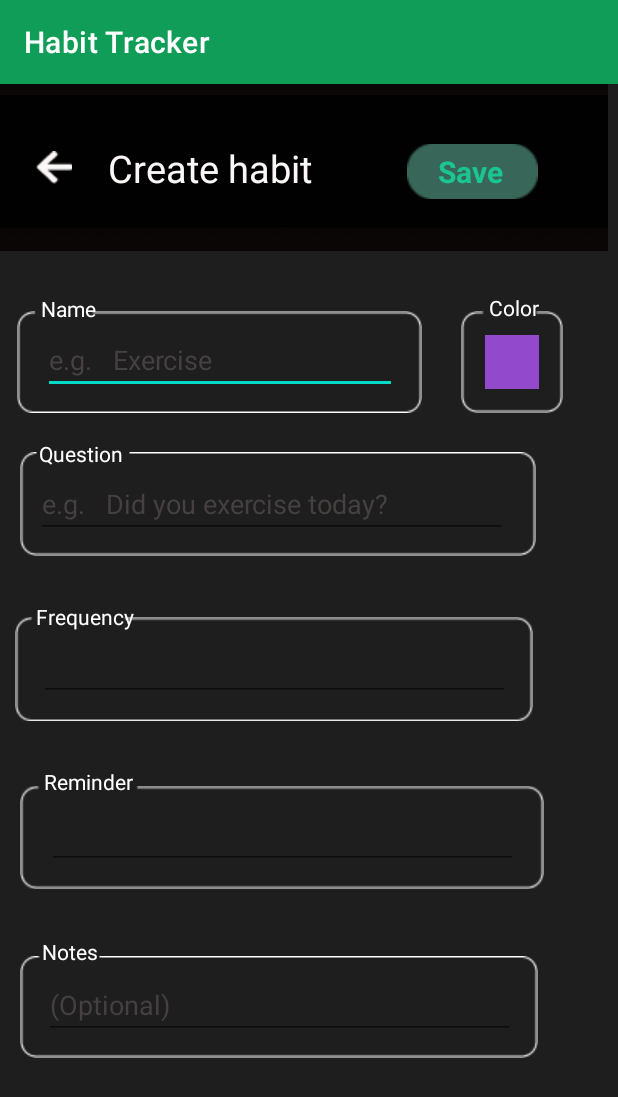
After one commit to ankit00010/HabitTracker, an Android app: the CreateYNhabit screen opened directly, with no data from a screen before it, on a phone screen of 412 x 824 dp. The commit adds this screen. Shown: the top 1097 px of the screen. Run offline under Robolectric (Android 15) with nearby library versions, the light colour scheme and no system bars.

Commit message:
Added Feature of showing two options by clicking plus Created a ui for yes or no back button is working thats it :]

```diff
--- /dev/null
+++ b/app/src/main/java/com/example/fukc/CreateYNhabit.java
@@ -0,0 +1,25 @@
+package com.example.fukc;
+
+import androidx.appcompat.app.AppCompatActivity;
+
+import android.content.Intent;
+import android.os.Bundle;
+import android.view.View;
+import android.widget.ImageView;
+
+public class CreateYNhabit extends AppCompatActivity {
+ImageView backarrow;
+    @Override
+    protected void onCreate(Bundle savedInstanceState) {
+        super.onCreate(savedInstanceState);
+        setContentView(R.layout.activity_create_ynhabit);
+        backarrow=findViewById(R.id.backbutton);
+        backarrow.setOnClickListener(new View.OnClickListener() {
+            @Override
+            public void onClick(View view) {
+                Intent intent=new Intent(getApplicationContext(),HomeActivity1.class);
+                startActivity(intent);
+            }
+        });
+    }
+}
--- a/app/src/main/java/com/example/fukc/HomeActivity1.java
+++ b/app/src/main/java/com/example/fukc/HomeActivity1.java
@@ -2,13 +2,38 @@ package com.example.fukc;
 
 import androidx.appcompat.app.AppCompatActivity;
 
+import android.content.Intent;
 import android.os.Bundle;
+import android.view.View;
+import android.widget.ImageView;
+
+import com.google.android.material.floatingactionbutton.FloatingActionButton;
 
 public class HomeActivity1 extends AppCompatActivity {
+FloatingActionButton plus;
+ImageView options1,options2;
 
     @Override
     protected void onCreate(Bundle savedInstanceState) {
         super.onCreate(savedInstanceState);
         setContentView(R.layout.activity_home1);
+        plus=findViewById(R.id.plussign);
+        options1=findViewById(R.id.imageView5);
+        options2=findViewById(R.id.imageView6);
+        plus.setOnClickListener(new View.OnClickListener() {
+            @Override
+            public void onClick(View view) {
+            options1.setImageResource(R.mipmap.option2);//image of yes or no by clicking plus button
+            options2.setImageResource(R.mipmap.option1);// image of measurable by clicking plus button
+
+            }
+        });
+        options1.setOnClickListener(new View.OnClickListener() {
+            @Override
+            public void onClick(View view) {
+                Intent intent=new Intent(getApplicationContext(),CreateYNhabit.class);
+                startActivity(intent);
+            }
+        });
     }
 }
--- /dev/null
+++ b/app/src/main/res/drawable/ic_baseline_arrow_back_24.xml
@@ -0,0 +1,5 @@
+<vector android:autoMirrored="true" android:height="24dp"
+    android:tint="#000000" android:viewportHeight="24"
+    android:viewportWidth="24" android:width="24dp" xmlns:android="http://schemas.android.com/apk/res/android">
+    <path android:fillColor="@android:color/white" android:pathData="M20,11H7.83l5.59,-5.59L12,4l-8,8 8,8 1.41,-1.41L7.83,13H20v-2z"/>
+</vector>
--- /dev/null
+++ b/app/src/main/res/layout/activity_create_ynhabit.xml
@@ -0,0 +1,309 @@
+<?xml version="1.0" encoding="utf-8"?>
+<androidx.constraintlayout.widget.ConstraintLayout xmlns:android="http://schemas.android.com/apk/res/android"
+    xmlns:app="http://schemas.android.com/apk/res-auto"
+    xmlns:tools="http://schemas.android.com/tools"
+    android:layout_width="match_parent"
+    android:layout_height="match_parent"
+    android:background="@color/blackone"
+    tools:context=".CreateYNhabit">
+
+    <ImageView
+        android:id="@+id/imageView2"
+        android:layout_width="405dp"
+        android:layout_height="111dp"
+        android:background="#040007"
+        android:backgroundTint="#0B0606"
+        android:contentDescription="@string/_2"
+        app:layout_constraintBottom_toBottomOf="parent"
+        app:layout_constraintEnd_toEndOf="parent"
+        app:layout_constraintHorizontal_bias="0.0"
+        app:layout_constraintStart_toStartOf="parent"
+        app:layout_constraintTop_toTopOf="parent"
+        app:layout_constraintVertical_bias="0.0"
+        app:srcCompat="@drawable/toponefrag" />
+
+    <TextView
+        android:id="@+id/textView"
+        android:layout_width="146dp"
+        android:layout_height="42dp"
+        android:gravity="center_vertical"
+        android:text="Create habit"
+        android:textAppearance="@style/TextAppearance.AppCompat.Display1"
+        android:textColor="#FCF7F7"
+        android:textSize="25sp"
+        app:layout_constraintBottom_toBottomOf="@+id/imageView2"
+        app:layout_constraintEnd_toEndOf="parent"
+        app:layout_constraintHorizontal_bias="0.27"
+        app:layout_constraintStart_toStartOf="parent"
+        app:layout_constraintTop_toTopOf="@+id/imageView2"
+        app:layout_constraintVertical_bias="0.51" />
+
+    <ImageView
+        android:id="@+id/backbutton"
+        android:layout_width="wrap_content"
+        android:layout_height="wrap_content"
+        android:contentDescription="back"
+        app:layout_constraintBottom_toBottomOf="@+id/imageView2"
+        app:layout_constraintEnd_toStartOf="@+id/textView"
+        app:layout_constraintStart_toStartOf="parent"
+        app:layout_constraintTop_toTopOf="parent"
+        app:srcCompat="@drawable/backarrow" />
+
+    <ImageView
+        android:id="@+id/imageView7"
+        android:layout_width="87dp"
+        android:layout_height="38dp"
+        app:layout_constraintBottom_toBottomOf="@+id/imageView2"
+        app:layout_constraintEnd_toEndOf="parent"
+        app:layout_constraintStart_toEndOf="@+id/textView"
+        app:layout_constraintTop_toTopOf="parent"
+        app:layout_constraintVertical_bias="0.534"
+        app:srcCompat="@drawable/savebutton" />
+
+    <TextView
+        android:id="@+id/textView2"
+        android:layout_width="wrap_content"
+        android:layout_height="wrap_content"
+        android:fontFamily="sans-serif"
+        android:text="Save"
+        android:textSize="20sp"
+        android:textStyle="bold"
+        android:textColor="#1BC592"
+        app:layout_constraintBottom_toBottomOf="@+id/imageView7"
+        app:layout_constraintEnd_toEndOf="@+id/imageView7"
+        app:layout_constraintHorizontal_bias="0.466"
+        app:layout_constraintStart_toStartOf="@+id/imageView7"
+        app:layout_constraintTop_toTopOf="@+id/imageView7" />
+
+    <ImageView
+        android:id="@+id/imageView8"
+        android:layout_width="wrap_content"
+        android:layout_height="wrap_content"
+        android:layout_marginTop="40dp"
+        app:layout_constraintEnd_toEndOf="parent"
+        app:layout_constraintHorizontal_bias="0.08"
+        app:layout_constraintStart_toStartOf="parent"
+        app:layout_constraintTop_toBottomOf="@+id/imageView2"
+        app:srcCompat="@drawable/namebox" />
+
+    <ImageView
+        android:id="@+id/imageView9"
+        android:layout_width="wrap_content"
+        android:layout_height="wrap_content"
+        android:layout_marginTop="40dp"
+        app:layout_constraintBottom_toBottomOf="parent"
+        app:layout_constraintEnd_toEndOf="parent"
+        app:layout_constraintHorizontal_bias="0.419"
+        app:layout_constraintStart_toEndOf="@+id/imageView8"
+        app:layout_constraintTop_toBottomOf="@+id/imageView2"
+        app:layout_constraintVertical_bias="0.0"
+        app:srcCompat="@drawable/colorbox" />
+
+    <ImageView
+        android:id="@+id/imageView10"
+        android:layout_width="wrap_content"
+        android:layout_height="wrap_content"
+        android:layout_marginTop="24dp"
+        app:layout_constraintBottom_toBottomOf="parent"
+        app:layout_constraintEnd_toEndOf="parent"
+        app:layout_constraintHorizontal_bias="0.194"
+        app:layout_constraintStart_toStartOf="parent"
+        app:layout_constraintTop_toBottomOf="@+id/imageView8"
+        app:layout_constraintVertical_bias="0.004"
+        app:srcCompat="@drawable/questionbox" />
+
+    <ImageView
+        android:id="@+id/imageView11"
+        android:layout_width="345dp"
+        android:layout_height="72dp"
+        android:layout_marginTop="24dp"
+        app:layout_constraintBottom_toBottomOf="parent"
+        app:layout_constraintEnd_toEndOf="parent"
+        app:layout_constraintHorizontal_bias="0.151"
+        app:layout_constraintStart_toStartOf="parent"
+        app:layout_constraintTop_toBottomOf="@+id/imageView10"
+        app:layout_constraintVertical_bias="0.043"
+        app:srcCompat="@drawable/frequencybox" />
+
+    <ImageView
+        android:id="@+id/imageView12"
+        android:layout_width="349dp"
+        android:layout_height="70dp"
+        android:layout_marginTop="24dp"
+        app:layout_constraintBottom_toBottomOf="parent"
+        app:layout_constraintEnd_toEndOf="parent"
+        app:layout_constraintHorizontal_bias="0.209"
+        app:layout_constraintStart_toStartOf="parent"
+        app:layout_constraintTop_toBottomOf="@+id/imageView11"
+        app:layout_constraintVertical_bias="0.069"
+        app:srcCompat="@drawable/reminderbox" />
+
+    <ImageView
+        android:id="@+id/imageView13"
+        android:layout_width="wrap_content"
+        android:layout_height="wrap_content"
+        android:layout_marginTop="24dp"
+        app:layout_constraintBottom_toBottomOf="parent"
+        app:layout_constraintEnd_toEndOf="parent"
+        app:layout_constraintHorizontal_bias="0.196"
+        app:layout_constraintStart_toStartOf="parent"
+        app:layout_constraintTop_toBottomOf="@+id/imageView12"
+        app:layout_constraintVertical_bias="0.142"
+        app:srcCompat="@drawable/notesbox" />
+
+    <TextView
+        android:id="@+id/textView3"
+        android:layout_width="wrap_content"
+        android:layout_height="wrap_content"
+        android:layout_marginBottom="60dp"
+        android:backgroundTint="#1E1E1E"
+        android:text=" Name"
+        android:textColor="#FFFFFF"
+        app:layout_constraintBottom_toBottomOf="@+id/imageView8"
+        app:layout_constraintEnd_toEndOf="@+id/imageView8"
+        app:layout_constraintHorizontal_bias="0.1"
+        app:layout_constraintStart_toStartOf="parent"
+        app:layout_constraintTop_toBottomOf="@+id/imageView2"
+        app:layout_constraintVertical_bias="1.0" />
+
+    <ImageView
+        android:id="@+id/imageView14"
+        android:layout_width="wrap_content"
+        android:layout_height="wrap_content"
+        app:layout_constraintBottom_toBottomOf="@+id/imageView9"
+        app:layout_constraintEnd_toEndOf="@+id/imageView9"
+        app:layout_constraintStart_toStartOf="@+id/imageView9"
+        app:layout_constraintTop_toTopOf="@+id/imageView9"
+        app:srcCompat="@drawable/colorboxinside" />
+
+    <TextView
+        android:id="@+id/textView4"
+        android:layout_width="wrap_content"
+        android:layout_height="wrap_content"
+        android:text="Question"
+        android:textColor="#FFFFFF"
+        app:layout_constraintBottom_toBottomOf="@+id/imageView10"
+        app:layout_constraintEnd_toEndOf="@+id/imageView10"
+        app:layout_constraintHorizontal_bias="0.045"
+        app:layout_constraintStart_toStartOf="@+id/imageView10"
+        app:layout_constraintTop_toBottomOf="@+id/imageView8"
+        app:layout_constraintVertical_bias="0.23000002" />
+
+    <TextView
+        android:id="@+id/textView5"
+        android:layout_width="wrap_content"
+        android:layout_height="wrap_content"
+        android:text="Frequency"
+        android:textColor="#FFFFFF"
+        app:layout_constraintBottom_toBottomOf="@+id/imageView11"
+        app:layout_constraintEnd_toEndOf="@+id/imageView11"
+        app:layout_constraintHorizontal_bias="0.05"
+        app:layout_constraintStart_toStartOf="@+id/imageView11"
+        app:layout_constraintTop_toBottomOf="@+id/imageView10"
+        app:layout_constraintVertical_bias="0.333" />
+
+    <TextView
+        android:id="@+id/textView6"
+        android:layout_width="wrap_content"
+        android:layout_height="wrap_content"
+        android:text="Reminder"
+        android:textColor="#FFFFFF"
+        app:layout_constraintBottom_toBottomOf="@+id/imageView12"
+        app:layout_constraintEnd_toEndOf="@+id/imageView12"
+        app:layout_constraintHorizontal_bias="0.055"
+        app:layout_constraintStart_toStartOf="@+id/imageView12"
+        app:layout_constraintTop_toBottomOf="@+id/imageView11"
+        app:layout_constraintVertical_bias="0.322" />
+
+    <TextView
+        android:id="@+id/textView7"
+        android:layout_width="wrap_content"
+        android:layout_height="wrap_content"
+        android:text="Notes"
+        android:textColor="#FFFFFF"
+        app:layout_constraintBottom_toBottomOf="@+id/imageView13"
+        app:layout_constraintEnd_toEndOf="@+id/imageView13"
+        app:layout_constraintHorizontal_bias="0.048"
+        app:layout_constraintStart_toStartOf="@+id/imageView13"
+        app:layout_constraintTop_toBottomOf="@+id/imageView12"
+        app:layout_constraintVertical_bias="0.34" />
+
+    <TextView
+        android:id="@+id/textView8"
+        android:layout_width="wrap_content"
+        android:layout_height="wrap_content"
+        android:text="Color"
+        android:textColor="#FFFFFF"
+        app:layout_constraintBottom_toBottomOf="@+id/imageView9"
+        app:layout_constraintEnd_toEndOf="@+id/imageView9"
+        app:layout_constraintHorizontal_bias="0.529"
+        app:layout_constraintStart_toStartOf="@+id/imageView9"
+        app:layout_constraintTop_toBottomOf="@+id/imageView2"
+        app:layout_constraintVertical_bias="0.314" />
+
+    <EditText
+        android:id="@+id/name_edittext"
+        android:layout_width="236dp"
+        android:layout_height="42dp"
+        android:ems="10"
+        android:inputType="textPersonName"
+        android:hint="e.g.   Exercise"
+
+        android:textColorHint="#454141"
+
+        app:layout_constraintBottom_toBottomOf="@+id/imageView8"
+        app:layout_constraintEnd_toEndOf="@+id/imageView8"
+        app:layout_constraintStart_toStartOf="@+id/imageView8"
+        app:layout_constraintTop_toTopOf="@+id/imageView8" />
+
+    <EditText
+        android:id="@+id/question_edittext"
+        android:layout_width="314dp"
+        android:layout_height="42dp"
+        android:ems="10"
+        android:inputType="textPersonName"
+        android:hint="e.g.   Did you exercise today?"
+        android:textColorHint="#454141"
+        app:layout_constraintBottom_toBottomOf="@+id/imageView10"
+        app:layout_constraintEnd_toEndOf="@+id/imageView10"
+        app:layout_constraintHorizontal_bias="0.366"
+        app:layout_constraintStart_toStartOf="@+id/imageView10"
+        app:layout_constraintTop_toTopOf="@+id/imageView10"
+        app:layout_constraintVertical_bias="0.567" />
+
+    <EditText
+        android:id="@+id/frequency_edittext"
+        android:layout_width="314dp"
+        android:layout_height="42dp"
+        android:ems="10"
+        android:inputType="textPersonName"
+        app:layout_constraintBottom_toBottomOf="@+id/imageView11"
+        app:layout_constraintEnd_toEndOf="@+id/imageView11"
+        app:layout_constraintStart_toStartOf="@+id/imageView11"
+        app:layout_constraintTop_toTopOf="@+id/imageView11" />
+
+    <EditText
+        android:id="@+id/reminder_edittext"
+        android:layout_width="314dp"
+        android:layout_height="42dp"
+        android:ems="10"
+        android:inputType="textPersonName"
+        app:layout_constraintBottom_toBottomOf="@+id/imageView12"
+        app:layout_constraintEnd_toEndOf="@+id/imageView12"
+        app:layout_constraintStart_toStartOf="@+id/imageView12"
+        app:layout_constraintTop_toTopOf="@+id/imageView12" />
+
+    <EditText
+        android:id="@+id/notes_text"
+        android:layout_width="314dp"
+        android:layout_height="42dp"
+        android:ems="10"
+        android:inputType="textPersonName"
+        android:hint="(Optional)"
+        android:textColorHint="#454141"
+        app:layout_constraintBottom_toBottomOf="@+id/imageView13"
+        app:layout_constraintEnd_toEndOf="@+id/imageView13"
+        app:layout_constraintStart_toStartOf="@+id/imageView13"
+        app:layout_constraintTop_toTopOf="@+id/imageView13" />
+
+</androidx.constraintlayout.widget.ConstraintLayout>
--- a/app/src/main/res/layout/activity_home1.xml
+++ b/app/src/main/res/layout/activity_home1.xml
@@ -24,8 +24,8 @@
 
     <androidx.coordinatorlayout.widget.CoordinatorLayout
         android:id="@+id/coordinatorLayout"
-        android:layout_width="417dp"
-        android:layout_height="574dp"
+        android:layout_width="415dp"
+        android:layout_height="116dp"
         app:layout_constraintBottom_toBottomOf="parent"
         app:layout_constraintEnd_toEndOf="@+id/imageView2"
         app:layout_constraintHorizontal_bias="0.0"
@@ -51,12 +51,14 @@
                 android:background="@drawable/transperent_background"
                 app:menu="@menu/bottom_nav_menu"
 
-                />
+                >
+
+            </com.google.android.material.bottomnavigation.BottomNavigationView>
         </com.google.android.material.bottomappbar.BottomAppBar>
 
         <com.google.android.material.floatingactionbutton.FloatingActionButton
-            android:id="@+id/fab"
-            android:layout_width="wrap_content"
+            android:id="@+id/plussign"
+            android:layout_width="68dp"
             android:layout_height="wrap_content"
             android:contentDescription="@string/todo11"
             android:src="@drawable/plus"
@@ -81,5 +83,32 @@
         app:layout_constraintTop_toTopOf="@+id/imageView2"
         app:layout_constraintVertical_bias="0.472" />
 
+    <ImageView
+        android:id="@+id/imageView5"
+        android:layout_width="362dp"
+        android:layout_height="166dp"
+        android:contentDescription="YesorNO"
+        app:layout_constraintBottom_toTopOf="@+id/coordinatorLayout"
+        app:layout_constraintEnd_toEndOf="parent"
+        app:layout_constraintHorizontal_bias="0.469"
+        app:layout_constraintStart_toStartOf="parent"
+        app:layout_constraintTop_toBottomOf="@+id/imageView2"
+        app:layout_constraintVertical_bias="0.171"
+        tools:srcCompat="@tools:sample/avatars" />
+
+    <ImageView
+        android:id="@+id/imageView6"
+        android:layout_width="359dp"
+        android:layout_height="173dp"
+        android:layout_marginTop="208dp"
+        android:contentDescription="Measurable"
+        app:layout_constraintBottom_toTopOf="@+id/coordinatorLayout"
+        app:layout_constraintEnd_toEndOf="parent"
+        app:layout_constraintHorizontal_bias="0.498"
+        app:layout_constraintStart_toStartOf="parent"
+        app:layout_constraintTop_toBottomOf="@+id/imageView2"
+        app:layout_constraintVertical_bias="0.261"
+        tools:srcCompat="@tools:sample/avatars" />
+
 
 </androidx.constraintlayout.widget.ConstraintLayout>
```
Also changed, not shown: app/src/main/AndroidManifest.xml (+8 -0 lines), app/src/main/res/drawable-v24/backarrow.png (added), app/src/main/res/drawable-v24/colorbox.png (added), app/src/main/res/drawable-v24/colorboxinside.png (added), app/src/main/res/drawable-v24/frequencybox.png (added), app/src/main/res/drawable-v24/namebox.png (added), app/src/main/res/drawable-v24/notesbox.png (added), app/src/main/res/drawable-v24/questionbox.png (added), app/src/main/res/drawable-v24/reminderbox.png (added), app/src/main/res/drawable-v24/savebutton.png (added), app/src/main/res/mipmap-xxxhdpi/option1.jpg (added), app/src/main/res/mipmap-xxxhdpi/option2.jpg (added).
